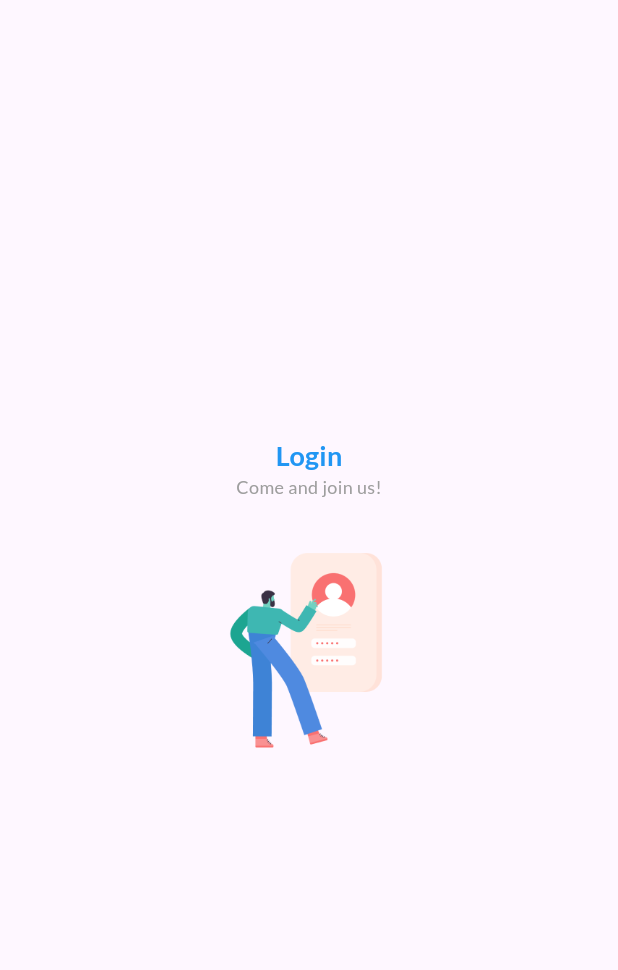
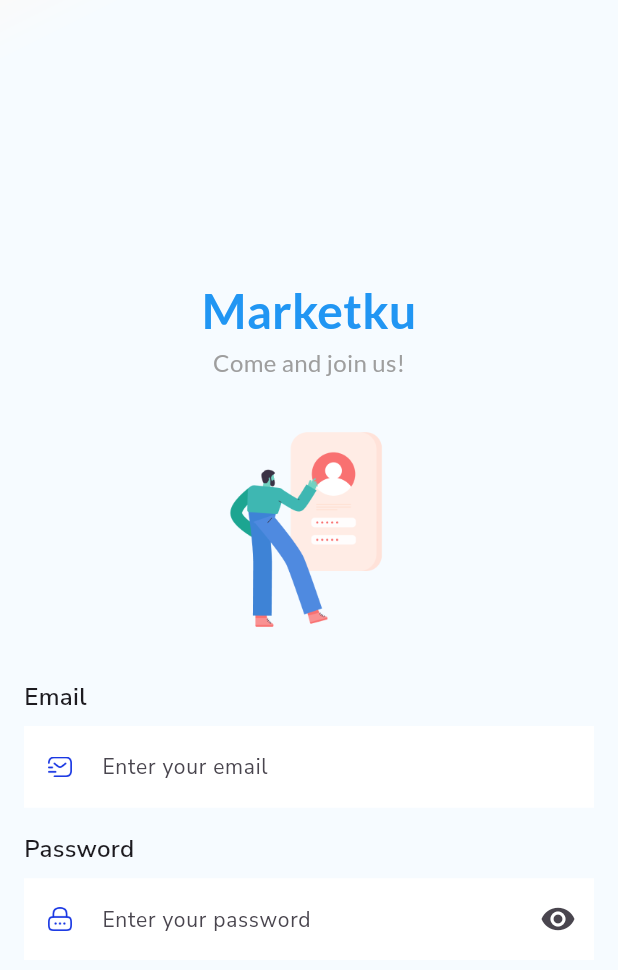
Before and after one commit to Teapartyzs/Marketku, a Flutter app: the screen it shows after launch, on a phone screen of 412 x 824 dp. Shown: the top 970 px of the screen. Run offline on Flutter 3.47's test engine with Material 3 defaults, Android fonts, the phone set to English and light mode, and no system bars; our stand-ins replace google_fonts.

Commit message:
Text form for login screen

```diff
--- a/lib/views/screens/auth/login_screen.dart
+++ b/lib/views/screens/auth/login_screen.dart
@@ -7,28 +7,110 @@ class LoginScreen extends StatelessWidget {
   @override
   Widget build(BuildContext context) {
     return Scaffold(
-      body: Center(
+      body: Container(
+        decoration: const BoxDecoration(
+            gradient: LinearGradient(
+                tileMode: TileMode.clamp,
+                colors: [Colors.white, Colors.blue],
+                begin: FractionalOffset.topLeft,
+                end: FractionalOffset.bottomRight),
+            backgroundBlendMode: BlendMode.color),
+        child: Center(
+          child: Padding(
+            padding: const EdgeInsets.all(16.0),
             child: Column(
               mainAxisAlignment: MainAxisAlignment.center,
               children: [
                 Text(
-              "Login",
+                  "Marketku",
                   style: GoogleFonts.lato(
                       color: Colors.blue,
                       fontWeight: FontWeight.bold,
-                  fontSize: 18,
+                      fontSize: 32,
                       letterSpacing: 0.2),
                 ),
                 Text(
                   "Come and join us!",
-              style: GoogleFonts.lato(color: Colors.grey, fontSize: 12),
+                  style: GoogleFonts.lato(color: Colors.grey, fontSize: 16),
                 ),
                 Image.asset(
                   'assets/images/Illustration.png',
                   width: 150,
                   height: 200,
+                ),
+                Align(
+                  alignment: Alignment.topLeft,
+                  child: Text(
+                    "Email",
+                    style: GoogleFonts.nunitoSans(
+                        fontSize: 16, fontWeight: FontWeight.w600),
+                  ),
+                ),
+                const SizedBox(
+                  height: 8,
+                ),
+                TextFormField(
+                  decoration: InputDecoration(
+                      fillColor: Colors.white,
+                      filled: true,
+                      border: OutlineInputBorder(
+                        borderRadius: BorderRadius.circular(16),
+                        borderSide: const BorderSide(color: Colors.blueAccent),
+                      ),
+                      enabledBorder: InputBorder.none,
+                      labelText: "Enter your email",
+                      labelStyle: GoogleFonts.nunitoSans(fontSize: 14),
+                      prefixIcon: Padding(
+                        padding: const EdgeInsets.all(16.0),
+                        child: Image.asset(
+                          "assets/icons/email.png",
+                          width: 5,
+                          height: 5,
+                        ),
                       )
+                      // focusedBorder: InputBorder.none,
+                      ),
+                ),
+                const SizedBox(
+                  height: 16,
+                ),
+                Align(
+                  alignment: Alignment.topLeft,
+                  child: Text(
+                    "Password",
+                    style: GoogleFonts.nunitoSans(
+                        fontSize: 16, fontWeight: FontWeight.w600),
+                  ),
+                ),
+                const SizedBox(
+                  height: 8,
+                ),
+                TextFormField(
+                  decoration: InputDecoration(
+                      fillColor: Colors.white,
+                      filled: true,
+                      border: OutlineInputBorder(
+                        borderRadius: BorderRadius.circular(16),
+                        borderSide: const BorderSide(color: Colors.blueAccent),
+                      ),
+                      enabledBorder: InputBorder.none,
+                      labelText: "Enter your password",
+                      labelStyle: GoogleFonts.nunitoSans(fontSize: 14),
+                      prefixIcon: Padding(
+                        padding: const EdgeInsets.all(16.0),
+                        child: Image.asset(
+                          "assets/icons/password.png",
+                          width: 5,
+                          height: 5,
+                        ),
+                      ),
+                      suffixIcon: const Icon(Icons.visibility)
+                      // focusedBorder: InputBorder.none,
+                      ),
+                ),
               ],
+            ),
+          ),
         ),
       ),
     );
```
Lines whose indentation alone changed are shown as unchanged.
